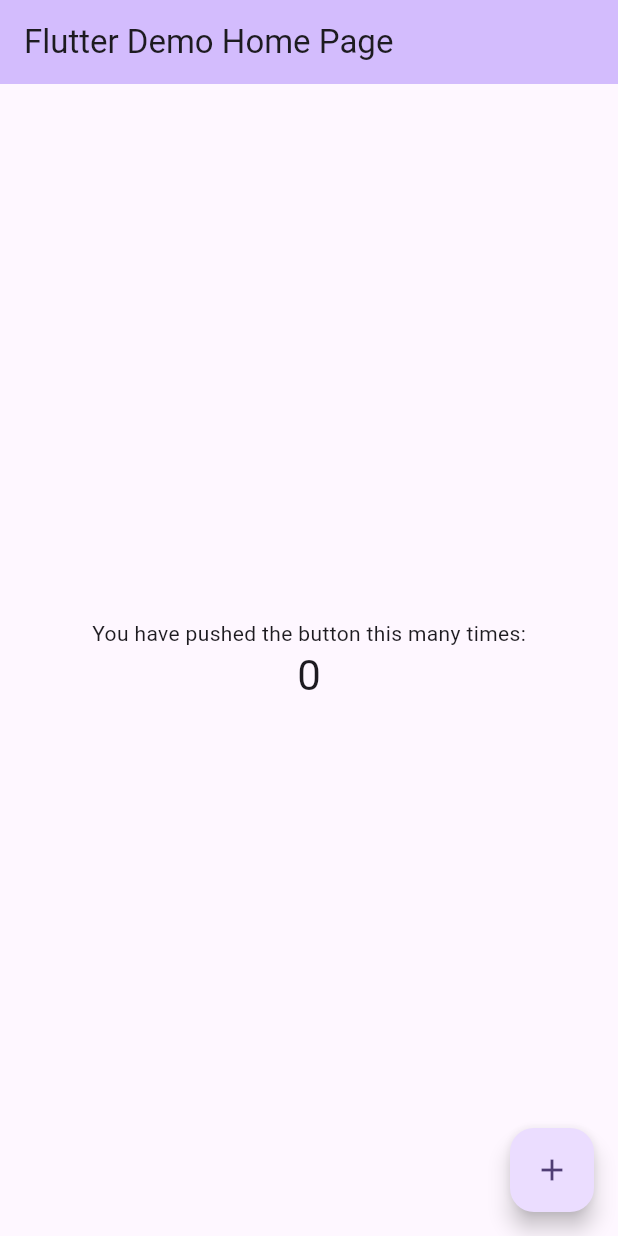
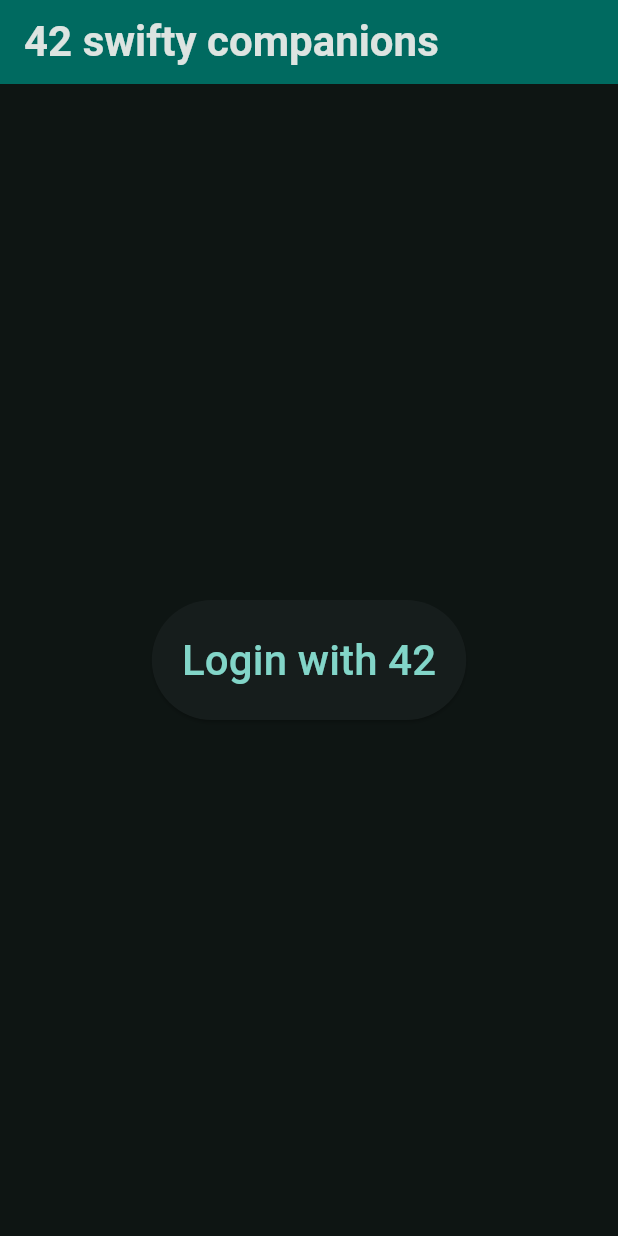
Before and after one commit to YoshihisaHirano/swifty-companion, a Flutter app: the screen it shows after launch, on a phone screen of 412 x 824 dp. Run offline on Flutter 3.47's test engine with Material 3 defaults, Android fonts, the phone set to English and light mode, and no system bars; our stand-ins replace flutter_dotenv; missing offline and left inert: flutter_web_auth.

Commit message:
feat: successfully get intra access token

```diff
--- /dev/null
+++ b/lib/login_button.dart
@@ -0,0 +1,34 @@
+import 'package:flutter/material.dart';
+import 'package:swifty_companion/services/intra_auth.dart';
+
+class LoginButton extends StatefulWidget {
+  const LoginButton({super.key});
+
+  @override
+  _LoginButtonState createState() => _LoginButtonState();
+}
+
+class _LoginButtonState extends State<LoginButton> {
+  String? _token;
+
+  void handleLogin() async {
+    final token = await getAccessToken();
+    setState(() {
+      _token = token;
+    });
+  }
+
+  @override
+  Widget build(BuildContext context) {
+    return Column(children: [
+      ElevatedButton(
+        style: ElevatedButton.styleFrom(
+          padding: const EdgeInsets.all(20),
+        ),
+        onPressed: _token == null ? handleLogin : null,
+        child: const Text('Login with 42', style: TextStyle(fontSize: 28),),
+      ),
+      if (_token != null) Text('Token: $_token'),
+    ]);
+  }
+}
--- a/lib/main.dart
+++ b/lib/main.dart
@@ -1,52 +1,39 @@
 import 'package:flutter/material.dart';
+import 'package:flutter/services.dart';
+import 'package:flutter_dotenv/flutter_dotenv.dart';
+import 'package:swifty_companion/login_button.dart';
 
-void main() {
+Future<void> main() async {
+  WidgetsFlutterBinding.ensureInitialized();
+  await dotenv.load(
+    fileName: ".env",
+  );
+  SystemChrome.setPreferredOrientations([
+    DeviceOrientation.portraitUp,
+    DeviceOrientation.portraitDown,
+  ]);
   runApp(const MyApp());
 }
 
 class MyApp extends StatelessWidget {
   const MyApp({super.key});
 
-  // This widget is the root of your application.
   @override
   Widget build(BuildContext context) {
     return MaterialApp(
       title: 'Flutter Demo',
       theme: ThemeData(
-        // This is the theme of your application.
-        //
-        // TRY THIS: Try running your application with "flutter run". You'll see
-        // the application has a purple toolbar. Then, without quitting the app,
-        // try changing the seedColor in the colorScheme below to Colors.green
-        // and then invoke "hot reload" (save your changes or press the "hot
-        // reload" button in a Flutter-supported IDE, or press "r" if you used
-        // the command line to start the app).
-        //
-        // Notice that the counter didn't reset back to zero; the application
-        // state is not lost during the reload. To reset the state, use hot
-        // restart instead.
-        //
-        // This works for code too, not just values: Most code changes can be
-        // tested with just a hot reload.
-        colorScheme: ColorScheme.fromSeed(seedColor: Colors.deepPurple),
+        colorScheme: ColorScheme.fromSeed(
+            seedColor: Colors.teal, brightness: Brightness.dark),
         useMaterial3: true,
       ),
-      home: const MyHomePage(title: 'Flutter Demo Home Page'),
+      home: const MyHomePage(title: '42 swifty companions'),
     );
   }
 }
 
 class MyHomePage extends StatefulWidget {
   const MyHomePage({super.key, required this.title});
-
-  // This widget is the home page of your application. It is stateful, meaning
-  // that it has a State object (defined below) that contains fields that affect
-  // how it looks.
-
-  // This class is the configuration for the state. It holds the values (in this
-  // case the title) provided by the parent (in this case the App widget) and
-  // used by the build method of the State. Fields in a Widget subclass are
-  // always marked "final".
 
   final String title;
 
@@ -55,71 +42,24 @@ class MyHomePage extends StatefulWidget {
 }
 
 class _MyHomePageState extends State<MyHomePage> {
-  int _counter = 0;
-
-  void _incrementCounter() {
-    setState(() {
-      // This call to setState tells the Flutter framework that something has
-      // changed in this State, which causes it to rerun the build method below
-      // so that the display can reflect the updated values. If we changed
-      // _counter without calling setState(), then the build method would not be
-      // called again, and so nothing would appear to happen.
-      _counter++;
-    });
-  }
-
   @override
   Widget build(BuildContext context) {
-    // This method is rerun every time setState is called, for instance as done
-    // by the _incrementCounter method above.
-    //
-    // The Flutter framework has been optimized to make rerunning build methods
-    // fast, so that you can just rebuild anything that needs updating rather
-    // than having to individually change instances of widgets.
     return Scaffold(
       appBar: AppBar(
-        // TRY THIS: Try changing the color here to a specific color (to
-        // Colors.amber, perhaps?) and trigger a hot reload to see the AppBar
-        // change color while the other colors stay the same.
         backgroundColor: Theme.of(context).colorScheme.inversePrimary,
-        // Here we take the value from the MyHomePage object that was created by
-        // the App.build method, and use it to set our appbar title.
-        title: Text(widget.title),
+        title: Text(
+          widget.title,
+          style: const TextStyle(fontSize: 28, fontWeight: FontWeight.w600),
+        ),
       ),
-      body: Center(
-        // Center is a layout widget. It takes a single child and positions it
-        // in the middle of the parent.
+      body: const Center(
         child: Column(
-          // Column is also a layout widget. It takes a list of children and
-          // arranges them vertically. By default, it sizes itself to fit its
-          // children horizontally, and tries to be as tall as its parent.
-          //
-          // Column has various properties to control how it sizes itself and
-          // how it positions its children. Here we use mainAxisAlignment to
-          // center the children vertically; the main axis here is the vertical
-          // axis because Columns are vertical (the cross axis would be
-          // horizontal).
-          //
-          // TRY THIS: Invoke "debug painting" (choose the "Toggle Debug Paint"
-          // action in the IDE, or press "p" in the console), to see the
-          // wireframe for each widget.
           mainAxisAlignment: MainAxisAlignment.center,
           children: <Widget>[
-            const Text(
-              'You have pushed the button this many times:',
-            ),
-            Text(
-              '$_counter',
-              style: Theme.of(context).textTheme.headlineMedium,
-            ),
+            LoginButton()
           ],
         ),
       ),
-      floatingActionButton: FloatingActionButton(
-        onPressed: _incrementCounter,
-        tooltip: 'Increment',
-        child: const Icon(Icons.add),
-      ), // This trailing comma makes auto-formatting nicer for build methods.
     );
   }
 }
--- a/pubspec.yaml
+++ b/pubspec.yaml
@@ -35,6 +35,9 @@ dependencies:
   # The following adds the Cupertino Icons font to your application.
   # Use with the CupertinoIcons class for iOS style icons.
   cupertino_icons: ^1.0.6
+  flutter_dotenv: ^5.2.1
+  flutter_web_auth: ^0.5.0
+  http: ^1.2.2
 
 dev_dependencies:
   flutter_test:
@@ -59,7 +62,8 @@ flutter:
   uses-material-design: true
 
   # To add assets to your application, add an assets section, like this:
-  # assets:
+  assets:
+    - .env
   #   - images/a_dot_burr.jpeg
   #   - images/a_dot_ham.jpeg
 
```
Also changed, not shown: lib/services/intra_auth.dart (added, +35 -0 lines), pubspec.lock, 8 other files.
